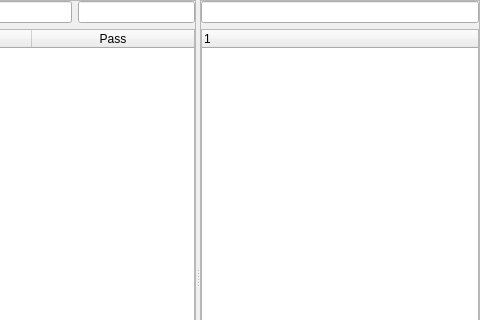
First picture: the form in ui_files/main.ui, repository qiwichupa/RussianFIO2AD, before the edit; both pictures show x 543 to 1023 and y 0 to 320 of the 1023 by 553 pixel window.
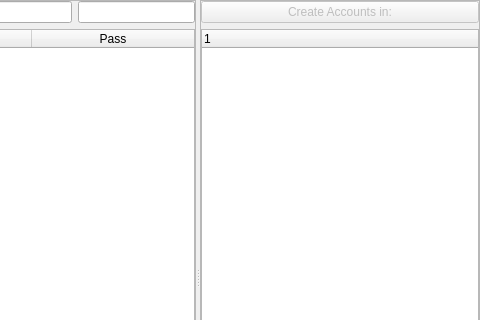
Second picture: the form after the edit.

Commit message: full OU path by selection

```diff
--- a/ui_files/main.ui
+++ b/ui_files/main.ui
@@ -251,10 +251,7 @@
           <property name="bottomMargin">
            <number>0</number>
           </property>
-          <item row="0" column="0">
-           <widget class="QLineEdit" name="domainServer"/>
-          </item>
-          <item row="1" column="0">
+          <item row="1" column="1">
            <widget class="QTreeWidget" name="adTree">
             <column>
              <property name="text">
@@ -263,6 +260,16 @@
             </column>
            </widget>
           </item>
+          <item row="0" column="1">
+           <widget class="QPushButton" name="createAccounts">
+            <property name="enabled">
+             <bool>false</bool>
+            </property>
+            <property name="text">
+             <string>Create Accounts in:</string>
+            </property>
+           </widget>
+          </item>
          </layout>
         </widget>
        </item>
```
The commit also changes 2 other files.
